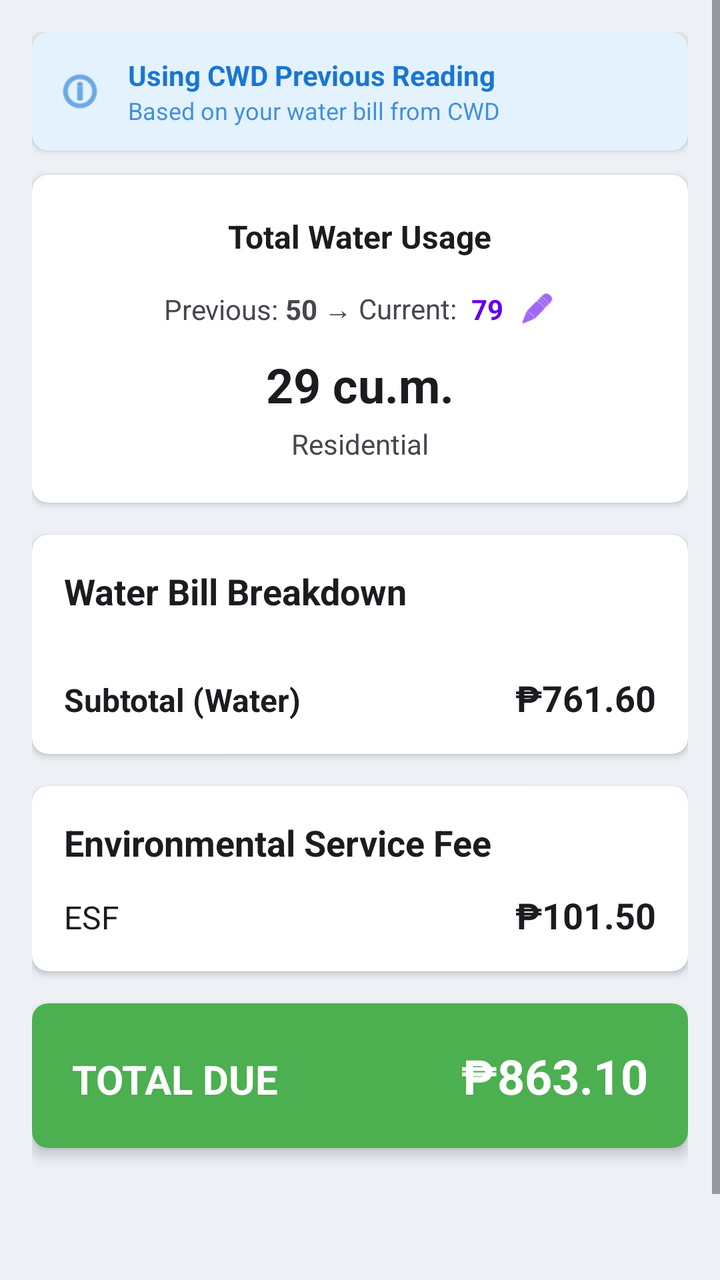
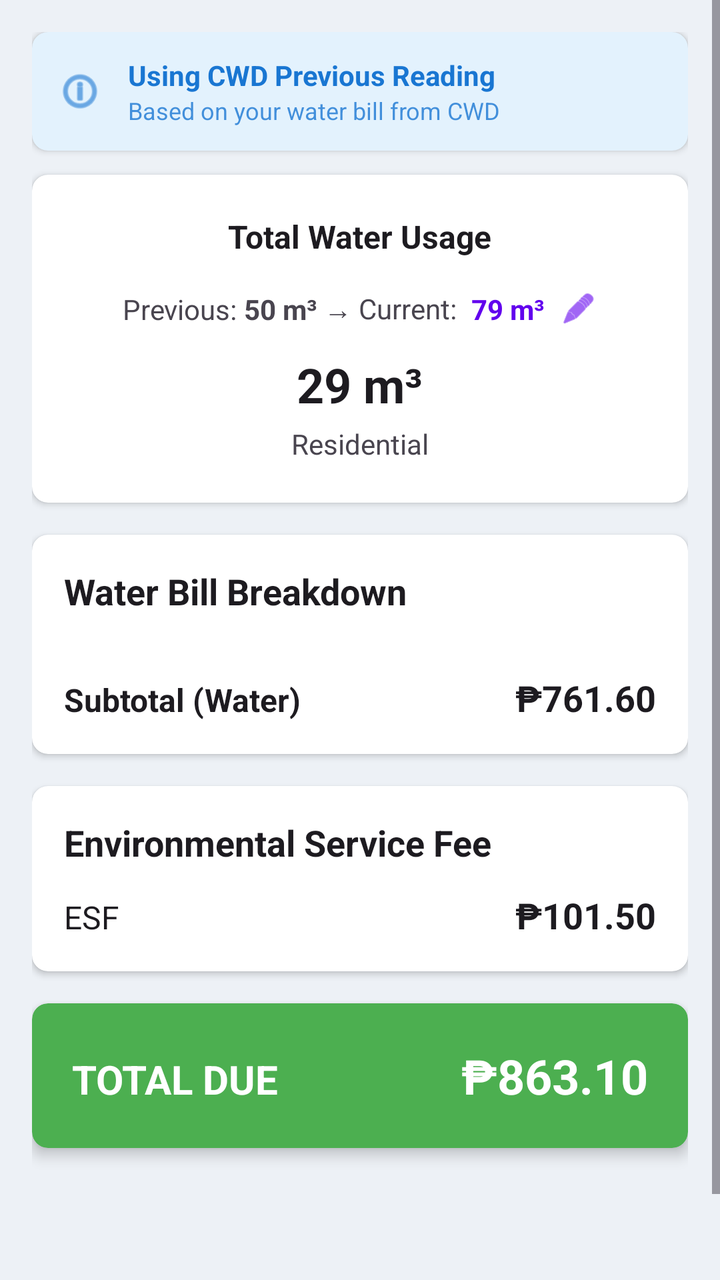

Before-and-after screenshots of an Android layout around one commit, followed by the original layout XML and the change that was made.
<!-- AndroidManifest.xml: application theme Theme.MeterSnap -->
<!-- res/layout/page_bill_breakdown.xml -->
<?xml version="1.0" encoding="utf-8"?>
<ScrollView xmlns:android="http://schemas.android.com/apk/res/android"
    xmlns:app="http://schemas.android.com/apk/res-auto"
    android:layout_width="match_parent"
    android:layout_height="match_parent"
    android:fillViewport="true"
    android:background="?android:attr/colorBackground">

    <LinearLayout
        android:layout_width="match_parent"
        android:layout_height="wrap_content"
        android:orientation="vertical"
        android:padding="16dp">

        
        <androidx.cardview.widget.CardView
            android:id="@+id/card_source_badge"
            android:layout_width="match_parent"
            android:layout_height="wrap_content"
            android:layout_marginBottom="12dp"
            app:cardCornerRadius="8dp"
            app:cardElevation="2dp"
            app:cardBackgroundColor="#E3F2FD">

            <LinearLayout
                android:layout_width="match_parent"
                android:layout_height="wrap_content"
                android:orientation="horizontal"
                android:padding="12dp"
                android:gravity="center_vertical">

                <ImageView
                    android:id="@+id/icon_source"
                    android:layout_width="24dp"
                    android:layout_height="24dp"
                    android:layout_marginEnd="12dp"
                    android:src="@android:drawable/ic_menu_info_details"
                    app:tint="#1976D2" />

                <LinearLayout
                    android:layout_width="0dp"
                    android:layout_height="wrap_content"
                    android:layout_weight="1"
                    android:orientation="vertical">

                    <TextView
                        android:id="@+id/text_source_title"
                        android:layout_width="wrap_content"
                        android:layout_height="wrap_content"
                        android:text="Using CWD Previous Reading"
                        android:textColor="#1976D2"
                        android:textSize="14sp"
                        android:textStyle="bold" />

                    <TextView
                        android:id="@+id/text_source_description"
                        android:layout_width="wrap_content"
                        android:layout_height="wrap_content"
                        android:text="Based on your water bill from CWD"
                        android:textColor="#1976D2"
                        android:textSize="12sp"
                        android:alpha="0.8" />

                </LinearLayout>

                <TextView
                    android:id="@+id/text_confidence"
                    android:layout_width="wrap_content"
                    android:layout_height="wrap_content"
                    android:text=""
                    android:textColor="#1976D2"
                    android:textSize="11sp"
                    android:visibility="gone" />

            </LinearLayout>
        </androidx.cardview.widget.CardView>

        
        <androidx.cardview.widget.CardView
            android:layout_width="match_parent"
            android:layout_height="wrap_content"
            android:layout_marginBottom="16dp"
            app:cardCornerRadius="8dp"
            app:cardElevation="2dp"
            app:cardBackgroundColor="@color/app_card_background">

            <LinearLayout
                android:layout_width="match_parent"
                android:layout_height="wrap_content"
                android:orientation="vertical"
                android:padding="20dp"
                android:gravity="center">

                <TextView
                    android:layout_width="wrap_content"
                    android:layout_height="wrap_content"
                    android:text="Total Water Usage"
                    android:textColor="?android:attr/textColorPrimary"
                    android:textSize="16sp"
                    android:textStyle="bold"
                    android:layout_marginBottom="12dp" />

                
                <LinearLayout
                    android:layout_width="wrap_content"
                    android:layout_height="wrap_content"
                    android:orientation="horizontal"
                    android:gravity="center_vertical"
                    android:layout_marginBottom="8dp">

                    <TextView
                        android:layout_width="wrap_content"
                        android:layout_height="wrap_content"
                        android:text="Previous: "
                        android:textColor="?android:attr/textColorSecondary"
                        android:textSize="14sp" />

                    <TextView
                        android:id="@+id/text_previous_reading"
                        android:layout_width="wrap_content"
                        android:layout_height="wrap_content"
                        android:text="50"
                        android:textColor="?android:attr/textColorSecondary"
                        android:textSize="14sp"
                        android:textStyle="bold" />

                    <TextView
                        android:layout_width="wrap_content"
                        android:layout_height="wrap_content"
                        android:text=" → Current: "
                        android:textColor="?android:attr/textColorSecondary"
                        android:textSize="14sp" />

                    <TextView
                        android:id="@+id/text_current_reading"
                        android:layout_width="wrap_content"
                        android:layout_height="wrap_content"
                        android:text="79"
                        android:textColor="@color/design_default_color_primary"
                        android:textSize="14sp"
                        android:textStyle="bold"
                        android:padding="4dp"
                        android:background="?attr/selectableItemBackground"
                        android:clickable="true"
                        android:focusable="true" />

                    <ImageView
                        android:id="@+id/icon_edit_current"
                        android:layout_width="18dp"
                        android:layout_height="18dp"
                        android:layout_marginStart="4dp"
                        android:src="@android:drawable/ic_menu_edit"
                        android:contentDescription="Edit current reading"
                        app:tint="@color/design_default_color_primary" />
                </LinearLayout>

                <TextView
                    android:id="@+id/text_usage"
                    android:layout_width="wrap_content"
                    android:layout_height="wrap_content"
                    android:text="29 cu.m."
                    android:textColor="?android:attr/textColorPrimary"
                    android:textSize="24sp"
                    android:textStyle="bold"
                    android:layout_marginBottom="4dp" />

                <TextView
                    android:id="@+id/text_rate_type_name"
                    android:layout_width="wrap_content"
                    android:layout_height="wrap_content"
                    android:text="Residential"
                    android:textColor="?android:attr/textColorSecondary"
                    android:textSize="14sp" />

            </LinearLayout>
        </androidx.cardview.widget.CardView>

        
        <androidx.cardview.widget.CardView
            android:layout_width="match_parent"
            android:layout_height="wrap_content"
            android:layout_marginBottom="16dp"
            app:cardCornerRadius="8dp"
            app:cardElevation="2dp">

            <LinearLayout
                android:layout_width="match_parent"
                android:layout_height="wrap_content"
                android:orientation="vertical"
                android:padding="16dp">

                <TextView
                    android:layout_width="match_parent"
                    android:layout_height="wrap_content"
                    android:text="Water Bill Breakdown"
                    android:textColor="?android:attr/textColorPrimary"
                    android:textSize="18sp"
                    android:textStyle="bold"
                    android:layout_marginBottom="12dp" />

                <LinearLayout
                    android:id="@+id/container_tier_breakdown"
                    android:layout_width="match_parent"
                    android:layout_height="wrap_content"
                    android:orientation="vertical" />

                <View
                    android:layout_width="match_parent"
                    android:layout_height="1dp"
                    android:background="?android:attr/textColorSecondary"
                    android:layout_marginTop="8dp"
                    android:layout_marginBottom="8dp"
                    android:alpha="0.3" />

                <LinearLayout
                    android:layout_width="match_parent"
                    android:layout_height="wrap_content"
                    android:orientation="horizontal">

                    <TextView
                        android:layout_width="0dp"
                        android:layout_height="wrap_content"
                        android:layout_weight="1"
                        android:text="Subtotal (Water)"
                        android:textColor="?android:attr/textColorPrimary"
                        android:textSize="16sp"
                        android:textStyle="bold" />

                    <TextView
                        android:id="@+id/text_water_bill"
                        android:layout_width="wrap_content"
                        android:layout_height="wrap_content"
                        android:text="₱761.60"
                        android:textColor="?android:attr/textColorPrimary"
                        android:textSize="18sp"
                        android:textStyle="bold" />
                </LinearLayout>
            </LinearLayout>
        </androidx.cardview.widget.CardView>

        
        <androidx.cardview.widget.CardView
            android:layout_width="match_parent"
            android:layout_height="wrap_content"
            android:layout_marginBottom="16dp"
            app:cardCornerRadius="8dp"
            app:cardElevation="2dp">

            <LinearLayout
                android:layout_width="match_parent"
                android:layout_height="wrap_content"
                android:orientation="vertical"
                android:padding="16dp">

                <TextView
                    android:layout_width="match_parent"
                    android:layout_height="wrap_content"
                    android:text="Environmental Service Fee"
                    android:textColor="?android:attr/textColorPrimary"
                    android:textSize="18sp"
                    android:textStyle="bold"
                    android:layout_marginBottom="12dp" />

                <LinearLayout
                    android:layout_width="match_parent"
                    android:layout_height="wrap_content"
                    android:orientation="horizontal">

                    <TextView
                        android:layout_width="0dp"
                        android:layout_height="wrap_content"
                        android:layout_weight="1"
                        android:text="ESF"
                        android:textColor="?android:attr/textColorPrimary"
                        android:textSize="16sp" />

                    <TextView
                        android:id="@+id/text_esf_fee"
                        android:layout_width="wrap_content"
                        android:layout_height="wrap_content"
                        android:text="₱101.50"
                        android:textColor="?android:attr/textColorPrimary"
                        android:textSize="18sp"
                        android:textStyle="bold" />
                </LinearLayout>
            </LinearLayout>
        </androidx.cardview.widget.CardView>

        
        <androidx.cardview.widget.CardView
            android:id="@+id/card_total"
            android:layout_width="match_parent"
            android:layout_height="wrap_content"
            android:layout_marginBottom="16dp"
            app:cardCornerRadius="8dp"
            app:cardElevation="4dp"
            app:cardBackgroundColor="#4CAF50">

            <LinearLayout
                android:layout_width="match_parent"
                android:layout_height="wrap_content"
                android:orientation="horizontal"
                android:padding="20dp">

                <TextView
                    android:layout_width="0dp"
                    android:layout_height="wrap_content"
                    android:layout_weight="1"
                    android:text="TOTAL DUE"
                    android:textColor="@android:color/white"
                    android:textSize="20sp"
                    android:textStyle="bold" />

                <TextView
                    android:id="@+id/text_total_bill"
                    android:layout_width="wrap_content"
                    android:layout_height="wrap_content"
                    android:text="₱863.10"
                    android:textColor="@android:color/white"
                    android:textSize="24sp"
                    android:textStyle="bold" />
            </LinearLayout>
        </androidx.cardview.widget.CardView>

        
        <androidx.cardview.widget.CardView
            android:id="@+id/card_difference"
            android:layout_width="match_parent"
            android:layout_height="wrap_content"
            android:layout_marginBottom="16dp"
            android:visibility="gone"
            app:cardCornerRadius="8dp"
            app:cardElevation="2dp"
            app:cardBackgroundColor="#FFF3E0">

            <LinearLayout
                android:layout_width="match_parent"
                android:layout_height="wrap_content"
                android:orientation="vertical"
                android:padding="16dp">

                <TextView
                    android:layout_width="wrap_content"
                    android:layout_height="wrap_content"
                    android:text="Difference from CWD"
                    android:textColor="#E65100"
                    android:textSize="14sp"
                    android:textStyle="bold"
                    android:layout_marginBottom="8dp" />

                <LinearLayout
                    android:layout_width="match_parent"
                    android:layout_height="wrap_content"
                    android:orientation="horizontal">

                    <TextView
                        android:layout_width="0dp"
                        android:layout_height="wrap_content"
                        android:layout_weight="1"
                        android:text="Usage Difference"
                        android:textColor="#E65100"
                        android:textSize="14sp" />

                    <TextView
                        android:id="@+id/text_usage_difference"
                        android:layout_width="wrap_content"
                        android:layout_height="wrap_content"
                        android:text="+3 cu.m."
                        android:textColor="#E65100"
                        android:textSize="14sp"
                        android:textStyle="bold" />
                </LinearLayout>

                <LinearLayout
                    android:layout_width="match_parent"
                    android:layout_height="wrap_content"
                    android:orientation="horizontal"
                    android:layout_marginTop="4dp">

                    <TextView
                        android:layout_width="0dp"
                        android:layout_height="wrap_content"
                        android:layout_weight="1"
                        android:text="Bill Difference"
                        android:textColor="#E65100"
                        android:textSize="14sp" />

                    <TextView
                        android:id="@+id/text_bill_difference"
                        android:layout_width="wrap_content"
                        android:layout_height="wrap_content"
                        android:text="+₱45.00"
                        android:textColor="#E65100"
                        android:textSize="14sp"
                        android:textStyle="bold" />
                </LinearLayout>

            </LinearLayout>
        </androidx.cardview.widget.CardView>

        
        <View
            android:layout_width="match_parent"
            android:layout_height="80dp" />

    </LinearLayout>
</ScrollView>
<!-- resources referenced by this layout -->
<resources>
  <color name="app_card_background">#FFFFFFFF</color>
  <style name="Theme.MeterSnap" parent="Base.Theme.MeterSnap" />
  <style name="Base.Theme.MeterSnap" parent="Theme.Material3.DayNight.NoActionBar">
          <item name="colorPrimary">@color/ms_blue_primary</item>
          <item name="colorOnPrimary">@color/ms_blue_on_primary</item>
          <item name="colorPrimaryContainer">@color/ms_blue_primary_container</item>
          <item name="colorOnPrimaryContainer">@color/ms_blue_on_primary_container</item>
          <item name="colorSecondary">@color/ms_blue_secondary</item>
          <item name="colorOnSecondary">@color/ms_blue_on_secondary</item>
          <item name="colorSecondaryContainer">@color/ms_blue_secondary_container</item>
          <item name="colorOnSecondaryContainer">@color/ms_blue_on_secondary_container</item>
          <item name="colorTertiary">@color/ms_blue_tertiary</item>
          <item name="colorOnTertiary">@color/ms_blue_on_tertiary</item>
          <item name="android:colorBackground">@color/app_screen_background</item>
          <item name="cardViewStyle">@style/Widget.MeterSnap.CardView</item>
  
          
          <item name="android:statusBarColor">@android:color/transparent</item>
          <item name="android:navigationBarColor">@android:color/transparent</item>
          
          
          <item name="android:windowLightStatusBar">true</item>
          <item name="android:windowLightNavigationBar">true</item>
      </style>
  <color name="ms_blue_primary">#1565C0</color>
  <color name="ms_blue_on_primary">#FFFFFFFF</color>
  <color name="ms_blue_primary_container">#D7E3FF</color>
  <color name="ms_blue_on_primary_container">#001B3F</color>
  <color name="ms_blue_secondary">#2F6EA5</color>
  <color name="ms_blue_on_secondary">#FFFFFFFF</color>
  <color name="ms_blue_secondary_container">#D1E4FF</color>
  <color name="ms_blue_on_secondary_container">#001D36</color>
  <color name="ms_blue_tertiary">#1E88E5</color>
  <color name="ms_blue_on_tertiary">#FFFFFFFF</color>
  <color name="app_screen_background">#FFEDF1F6</color>
  <style name="Widget.MeterSnap.CardView" parent="CardView">
          <item name="cardBackgroundColor">@color/app_card_background</item>
      </style>
</resources>

<!-- the commit's change to res/layout/page_bill_breakdown.xml (unified diff, before → after) -->
@@ -119,7 +119,7 @@
                         android:id="@+id/text_previous_reading"
                         android:layout_width="wrap_content"
                         android:layout_height="wrap_content"
-                        android:text="50"
+                        android:text="50 m³"
                         android:textColor="?android:attr/textColorSecondary"
                         android:textSize="14sp"
                         android:textStyle="bold" />
@@ -135,7 +135,7 @@
                         android:id="@+id/text_current_reading"
                         android:layout_width="wrap_content"
                         android:layout_height="wrap_content"
-                        android:text="79"
+                        android:text="79 m³"
                         android:textColor="@color/design_default_color_primary"
                         android:textSize="14sp"
                         android:textStyle="bold"
@@ -158,7 +158,7 @@
                     android:id="@+id/text_usage"
                     android:layout_width="wrap_content"
                     android:layout_height="wrap_content"
-                    android:text="29 cu.m."
+                    android:text="29 m³"
                     android:textColor="?android:attr/textColorPrimary"
                     android:textSize="24sp"
                     android:textStyle="bold"
@@ -365,7 +365,7 @@
                         android:id="@+id/text_usage_difference"
                         android:layout_width="wrap_content"
                         android:layout_height="wrap_content"
-                        android:text="+3 cu.m."
+                        android:text="+3 m³"
                         android:textColor="#E65100"
                         android:textSize="14sp"
                         android:textStyle="bold" />
@@ -398,6 +398,62 @@
             </LinearLayout>
         </androidx.cardview.widget.CardView>
 
+        <androidx.cardview.widget.CardView
+            android:id="@+id/card_explanation"
+            android:layout_width="match_parent"
+            android:layout_height="wrap_content"
+            android:layout_marginBottom="16dp"
+            android:visibility="gone"
+            app:cardCornerRadius="8dp"
+            app:cardElevation="2dp">
+
+            <LinearLayout
+                android:layout_width="match_parent"
+                android:layout_height="wrap_content"
+                android:orientation="vertical"
+                android:padding="16dp">
+
+                <LinearLayout
+                    android:id="@+id/container_explanation_header"
+                    android:layout_width="match_parent"
+                    android:layout_height="wrap_content"
+                    android:background="?attr/selectableItemBackground"
+                    android:clickable="true"
+                    android:focusable="true"
+                    android:gravity="center_vertical"
+                    android:minHeight="40dp"
+                    android:orientation="horizontal">
+
+                    <TextView
+                        android:layout_width="0dp"
+                        android:layout_height="wrap_content"
+                        android:layout_weight="1"
+                        android:text="What's different?"
+                        android:textColor="?android:attr/textColorPrimary"
+                        android:textSize="16sp"
+                        android:textStyle="bold" />
+
+                    <TextView
+                        android:id="@+id/text_explanation_toggle"
+                        android:layout_width="wrap_content"
+                        android:layout_height="wrap_content"
+                        android:text="Show"
+                        android:textColor="@color/design_default_color_primary"
+                        android:textSize="13sp"
+                        android:textStyle="bold" />
+                </LinearLayout>
+
+                <TextView
+                    android:id="@+id/text_explanation_body"
+                    android:layout_width="match_parent"
+                    android:layout_height="wrap_content"
+                    android:layout_marginTop="10dp"
+                    android:textColor="?android:attr/textColorSecondary"
+                    android:textSize="14sp"
+                    android:visibility="gone" />
+            </LinearLayout>
+        </androidx.cardview.widget.CardView>
+
         
         <View
             android:layout_width="match_parent"
